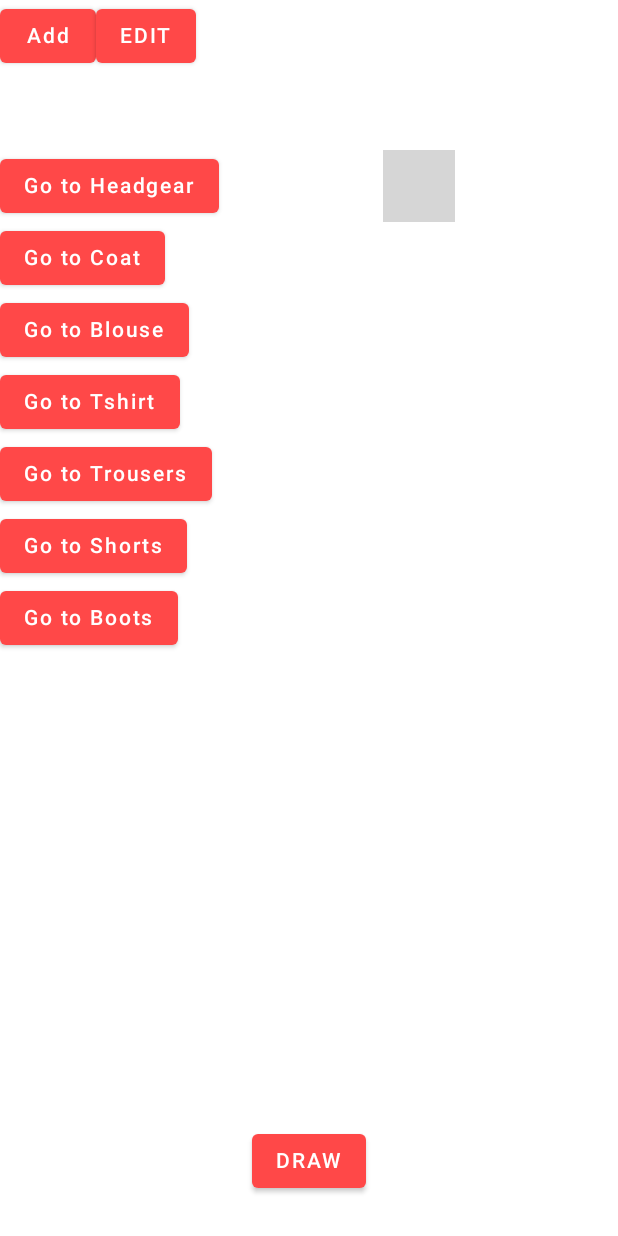
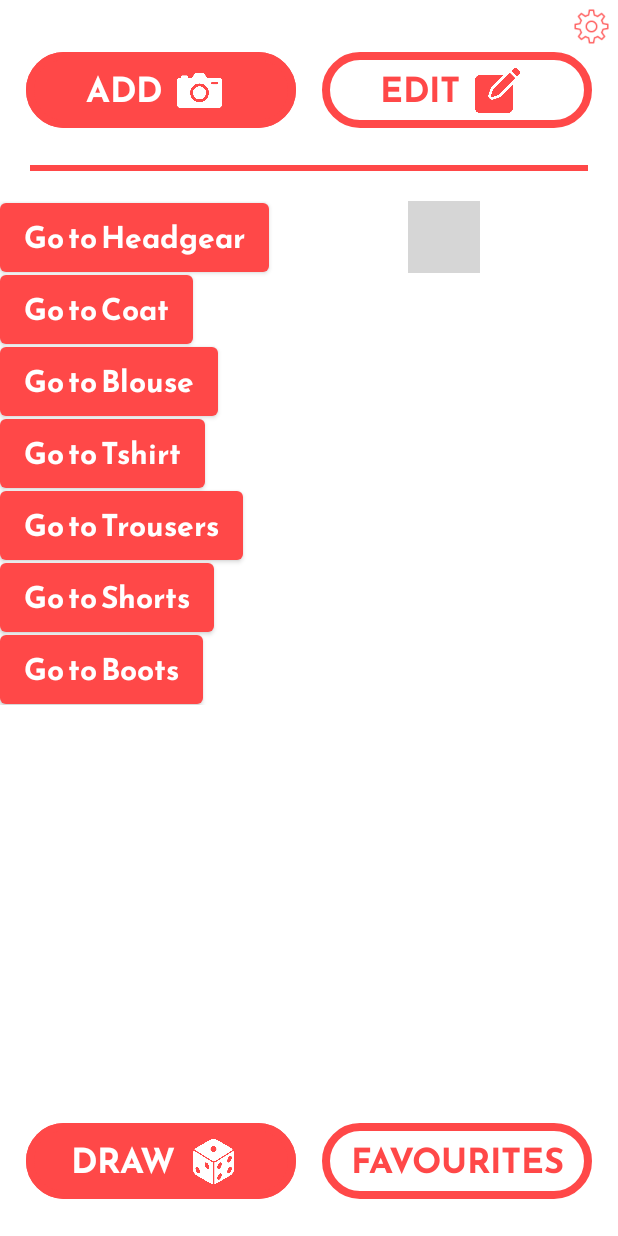
Before and after one commit to janeliasz/wearit, an Android app built with Jetpack Compose: the screen it shows after launch (MainActivity), after a tap on "Go to Wardrobe", on a phone screen of 412 x 824 dp. Run offline under Robolectric (Android 15) with nearby library versions, the phone set to English and light mode, and no system bars; our stand-ins replace Room's generated code; 2 statements that could not run were skipped; grey boxes are pictures that could not be loaded.

Commit message:
master button finished, added style to wardrobe

```diff
--- a/app/src/main/java/com/example/wearit/WearItApp.kt
+++ b/app/src/main/java/com/example/wearit/WearItApp.kt
@@ -17,7 +17,8 @@ import com.example.wearit.ui.WardrobeScreen
 enum class WearItScreen() {
     Intro,
     Picker,
-    Wardrobe
+    Wardrobe,
+    Settings
 }
 
 @Preview
@@ -74,7 +75,9 @@ fun WearItApp() {
                     )!!
                 },
                 setActiveInactive = { viewModel.setItemActiveInactive(it) },
-            )
+                goToSettings = { navController.navigate(WearItScreen.Settings.name) },
+
+                )
         }
     }
 }
--- /dev/null
+++ b/app/src/main/java/com/example/wearit/components/MasterButton.kt
@@ -0,0 +1,74 @@
+package com.example.wearit.components
+
+import androidx.compose.foundation.border
+import androidx.compose.foundation.layout.*
+import androidx.compose.foundation.shape.RoundedCornerShape
+import androidx.compose.material.*
+import androidx.compose.runtime.Composable
+import androidx.compose.ui.Alignment
+import androidx.compose.ui.Modifier
+import androidx.compose.ui.draw.clip
+import androidx.compose.ui.res.painterResource
+import androidx.compose.ui.text.style.TextAlign
+import androidx.compose.ui.unit.Dp
+import androidx.compose.ui.unit.dp
+import androidx.compose.ui.unit.sp
+
+
+enum class ButtonType(){
+    RED,
+    WHITE
+}
+
+@Composable
+fun MasterButton(
+    type: ButtonType,
+    onClick: () -> Unit,
+    modifier: Modifier,
+    icon: Int?,
+    text: String,
+    width: Dp,
+
+
+    ) {
+    Button(
+        modifier = Modifier
+            .width(width)
+            .then(modifier)
+            .border(
+                width = 5.dp,
+                color = MaterialTheme.colors.primary,
+                shape = RoundedCornerShape(50.dp)
+            )
+            .clip(RoundedCornerShape(50.dp)),
+        onClick = onClick,
+        colors = ButtonDefaults.buttonColors(
+            backgroundColor = if (type === ButtonType.RED) MaterialTheme.colors.primary else MaterialTheme.colors.onPrimary,
+            contentColor = if (type === ButtonType.RED) MaterialTheme.colors.onPrimary else MaterialTheme.colors.primary
+        )
+    )
+
+    {
+        Row(
+            verticalAlignment = Alignment.CenterVertically,
+            horizontalArrangement = Arrangement.SpaceEvenly
+        ) {
+            Text(
+                text = text,
+                color = if (type == ButtonType.RED) MaterialTheme.colors.onPrimary else MaterialTheme.colors.primary,
+                textAlign = TextAlign.Center,
+                fontSize = 23.sp
+            )
+            if(icon!= null) {
+                Icon(
+                    painterResource(id = icon),
+                    modifier = Modifier
+                        .padding(10.dp, 0.dp)
+                        .size(30.dp),
+                    contentDescription = "drawable icons",
+                    tint = if (type == ButtonType.RED) MaterialTheme.colors.onPrimary else MaterialTheme.colors.primary,
+                )
+            }
+        }
+    }
+}
--- a/app/src/main/java/com/example/wearit/ui/WardrobeScreen.kt
+++ b/app/src/main/java/com/example/wearit/ui/WardrobeScreen.kt
@@ -17,8 +17,12 @@ import androidx.compose.ui.Alignment
 import androidx.compose.ui.Modifier
 import androidx.compose.ui.graphics.asImageBitmap
 import androidx.compose.ui.platform.LocalContext
+import androidx.compose.ui.res.painterResource
 import androidx.compose.ui.text.style.TextAlign
 import androidx.compose.ui.unit.dp
+import com.example.wearit.R
+import com.example.wearit.components.ButtonType
+import com.example.wearit.components.MasterButton
 import com.example.wearit.model.Category
 import com.example.wearit.model.Item
 import java.util.*
@@ -31,6 +35,8 @@ fun WardrobeScreen(
     saveItem: (bitmap: Bitmap) -> Unit,
     getItemPhotoByPhotoFilename: (itemId: String) -> Bitmap,
     setActiveInactive: (item: Item) -> Unit,
+    goToSettings: () -> Unit,
+
     ) {
 
     val listOfCategories = Category.values().asList()
@@ -44,7 +50,8 @@ fun WardrobeScreen(
                 itemsOfCurrentCategory = itemsOfCurrentCategory,
                 saveItem = saveItem,
                 getItemPhotoByPhotoFilename = getItemPhotoByPhotoFilename,
-                setActiveInactive = setActiveInactive
+                setActiveInactive = setActiveInactive,
+                goToSettings = goToSettings
             )
         },
         bottomBar = {
@@ -65,11 +72,22 @@ fun WardrobePageContent(
     saveItem: (bitmap: Bitmap) -> Unit,
     getItemPhotoByPhotoFilename: (itemId: String) -> Bitmap,
     setActiveInactive: (item: Item) -> Unit,
+    goToSettings: () -> Unit,
+
     ) {
     Box(modifier = Modifier.padding(innerPadding)) {
         Column() {
             WardrobeNavigationSection(
                 saveItem = saveItem,
+                goToSettings = goToSettings
+            )
+
+            Divider(
+                color = MaterialTheme.colors.primary,
+                thickness = 4.dp,
+                modifier = Modifier
+                    .padding(20.dp, 0.dp, 20.dp, 10.dp)
+                    .offset(y = -10.dp)
             )
             WardrobeClothesListSection(
                 onCategoryChange = onCategoryChange,
@@ -161,6 +179,7 @@ fun SingleClothItem(
     item: Item,
     getItemPhotoByPhotoFilename: (itemId: String) -> Bitmap,
     setActiveInactive: (item: Item) -> Unit,
+
     ) {
     Column(
         Modifier
@@ -190,6 +209,9 @@ fun SingleClothItem(
 @Composable
 fun WardrobeNavigationSection(
     saveItem: (bitmap: Bitmap) -> Unit,
+    goToSettings: () -> Unit,
+
+
     ) {
     val contentResolver = LocalContext.current.contentResolver
     val imagePicker = rememberLauncherForActivityResult(
@@ -201,16 +223,41 @@ fun WardrobeNavigationSection(
             }
         }
     )
+    Box(){
+        Icon(painterResource(
+            id = R.drawable.settings),
+            contentDescription = "settings",
+            modifier = Modifier
+                .size(30.dp)
+                .align(Alignment.TopEnd)
+                .padding(0.dp, 5.dp, 5 .dp, 0.dp)
+                .clickable { goToSettings() }
+        )
         Row(
             modifier = Modifier
                 .fillMaxWidth()
-            .height(100.dp)
+                .height(120.dp),
+            verticalAlignment = Alignment.CenterVertically,
+            horizontalArrangement = Arrangement.SpaceEvenly
+
         ) {
-        Button(onClick = { imagePicker.launch("image/*") }) {
-            Text(text = "Add")
-        }
-        Button(onClick = { /*TODO*/ }) {
-            Text(text = "EDIT")
+            MasterButton(
+                type = ButtonType.RED,
+                onClick = { imagePicker.launch("image/*") },
+                modifier = Modifier,
+                icon = R.drawable.camera,
+                text = "ADD",
+                width = 180.dp
+            )
+
+            MasterButton(
+                type = ButtonType.WHITE,
+                onClick = { /*todo*/ },
+                modifier = Modifier,
+                icon = R.drawable.editing,
+                text = "EDIT",
+                width = 180.dp
+            )
         }
     }
 }
@@ -220,15 +267,30 @@ fun WardrobeNavigationSection(
 fun BottomBarSpace(
     goToPickerScreen: () -> Unit,
 ) {
-    Box(
+    Row(
         modifier = Modifier
             .fillMaxWidth()
             .height(100.dp),
-        contentAlignment = Alignment.Center
+        verticalAlignment = Alignment.CenterVertically,
+        horizontalArrangement = Arrangement.SpaceEvenly
     ) {
-        Button(onClick = { goToPickerScreen() }) {
-            Text(text = "DRAW")
-        }
+        MasterButton(
+            type = ButtonType.RED,
+            onClick = goToPickerScreen,
+            modifier = Modifier,
+            icon = R.drawable.dice,
+            text = "DRAW",
+            width = 180.dp
+        )
+
+        MasterButton(
+            type = ButtonType.WHITE,
+            onClick = { TODO() },
+            modifier = Modifier,
+            icon = null,
+            text = "FAVOURITES",
+            width = 180.dp,
+        )
     }
 }
 
--- a/app/src/main/java/com/example/wearit/ui/theme/Type.kt
+++ b/app/src/main/java/com/example/wearit/ui/theme/Type.kt
@@ -16,9 +16,14 @@ val fonts = FontFamily(
 // Set of Material typography styles to start with
 val Typography = Typography(
     body1 = TextStyle(
+        fontFamily = FontFamily.Serif,
+        fontWeight = FontWeight.Normal,
+        fontSize = 20.sp
+    ),
+    button = TextStyle(
         fontFamily = fonts,
         fontWeight = FontWeight.Bold,
-        fontSize = 30.sp
+        fontSize = 20.sp
     )
     /* Other default text styles to override
     button = TextStyle(
```
Also changed, not shown: app/src/main/res/drawable-v24/nurse_hat.png (deleted), app/src/main/res/drawable-v24/santa_hat.png (deleted), app/src/main/res/drawable/camera.png (added), app/src/main/res/drawable/dice.png (added), app/src/main/res/drawable/editing.png (added), app/src/main/res/drawable/settings.png (added). Lines whose indentation alone changed are shown as unchanged.
